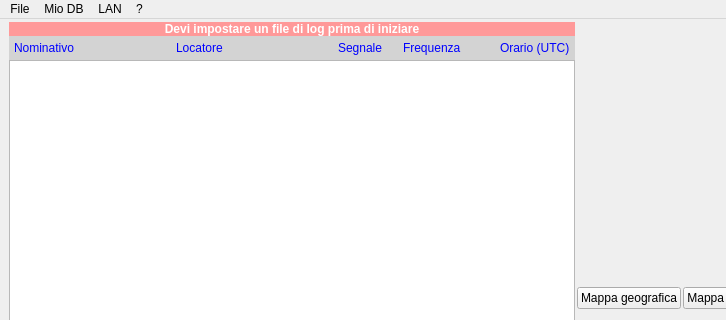
Before: the Qt Designer form mainwindow.ui in DoppiaZeta/RFLog, drawn with Qt 5; both pictures show x 0 to 726 and y 0 to 320 of the 971 by 599 pixel window.
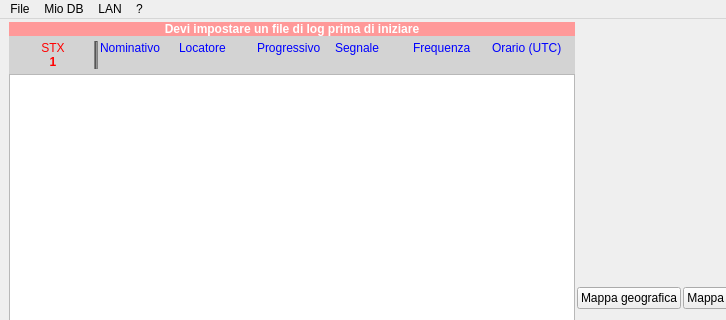
After: the same form once the commit is applied.

What changed in the file:
```diff
--- a/mainwindow.ui
+++ b/mainwindow.ui
@@ -40,7 +40,7 @@
         <property name="styleSheet">
          <string notr="true">background-color: lightgray;</string>
         </property>
-        <layout class="QGridLayout" name="grigliaInput" columnstretch="0,5,5,2,3,2">
+        <layout class="QGridLayout" name="grigliaInput" columnstretch="0,0,0,0,0,0,0,0">
          <property name="leftMargin">
           <number>5</number>
          </property>
@@ -56,27 +56,7 @@
          <property name="spacing">
           <number>0</number>
          </property>
-         <item row="1" column="5">
-          <widget class="QLabel" name="label_4">
-           <property name="styleSheet">
-            <string notr="true">color: blue;</string>
-           </property>
-           <property name="text">
-            <string>Orario (UTC)</string>
-           </property>
-          </widget>
-         </item>
          <item row="1" column="3">
-          <widget class="QLabel" name="label_3">
-           <property name="styleSheet">
-            <string notr="true">color: blue;</string>
-           </property>
-           <property name="text">
-            <string>Segnale</string>
-           </property>
-          </widget>
-         </item>
-         <item row="1" column="2">
           <widget class="QLabel" name="label_2">
            <property name="styleSheet">
             <string notr="true">color: blue;</string>
@@ -86,7 +66,7 @@
            </property>
           </widget>
          </item>
-         <item row="1" column="4">
+         <item row="1" column="6">
           <widget class="QLabel" name="label_5">
            <property name="styleSheet">
             <string notr="true">color: blue;</string>
@@ -96,7 +76,50 @@
            </property>
           </widget>
          </item>
-         <item row="1" column="1">
+         <item row="1" column="4">
+          <widget class="QLabel" name="label_6">
+           <property name="styleSheet">
+            <string notr="true">color: blue;</string>
+           </property>
+           <property name="text">
+            <string>Progressivo</string>
+           </property>
+          </widget>
+         </item>
+         <item row="1" column="0">
+          <widget class="QLabel" name="label_7">
+           <property name="styleSheet">
+            <string notr="true">color: red;</string>
+           </property>
+           <property name="text">
+            <string>STX</string>
+           </property>
+           <property name="alignment">
+            <set>Qt::AlignmentFlag::AlignCenter</set>
+           </property>
+          </widget>
+         </item>
+         <item row="1" column="5">
+          <widget class="QLabel" name="label_3">
+           <property name="styleSheet">
+            <string notr="true">color: blue;</string>
+           </property>
+           <property name="text">
+            <string>Segnale</string>
+           </property>
+          </widget>
+         </item>
+         <item row="1" column="7">
+          <widget class="QLabel" name="label_4">
+           <property name="styleSheet">
+            <string notr="true">color: blue;</string>
+           </property>
+           <property name="text">
+            <string>Orario (UTC)</string>
+           </property>
+          </widget>
+         </item>
+         <item row="1" column="2">
           <widget class="QLabel" name="label">
            <property name="styleSheet">
             <string notr="true">color: blue;</string>
@@ -106,6 +129,34 @@
            </property>
           </widget>
          </item>
+         <item row="2" column="0">
+          <widget class="QLabel" name="successivo">
+           <property name="styleSheet">
+            <string notr="true">color: red;
+font-weight: bold;</string>
+           </property>
+           <property name="text">
+            <string>1</string>
+           </property>
+           <property name="alignment">
+            <set>Qt::AlignmentFlag::AlignCenter</set>
+           </property>
+          </widget>
+         </item>
+         <item row="1" column="1" rowspan="2">
+          <widget class="Line" name="line">
+           <property name="styleSheet">
+            <string notr="true">background-color: gray;
+min-width: 2px;
+max-width: 2px;
+margin-left: 2px;
+margin-right: 2px;</string>
+           </property>
+           <property name="orientation">
+            <enum>Qt::Orientation::Vertical</enum>
+           </property>
+          </widget>
+         </item>
         </layout>
        </widget>
       </item>
```
